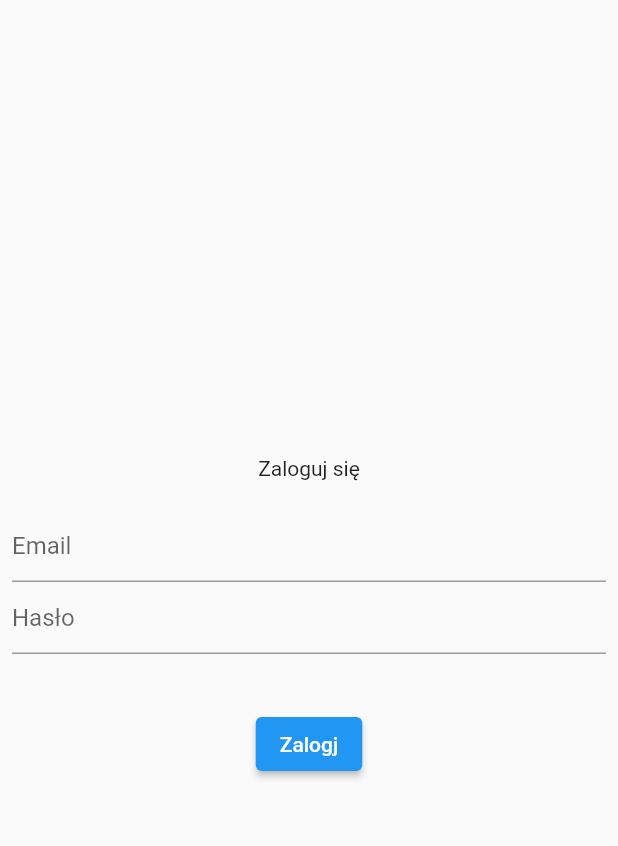
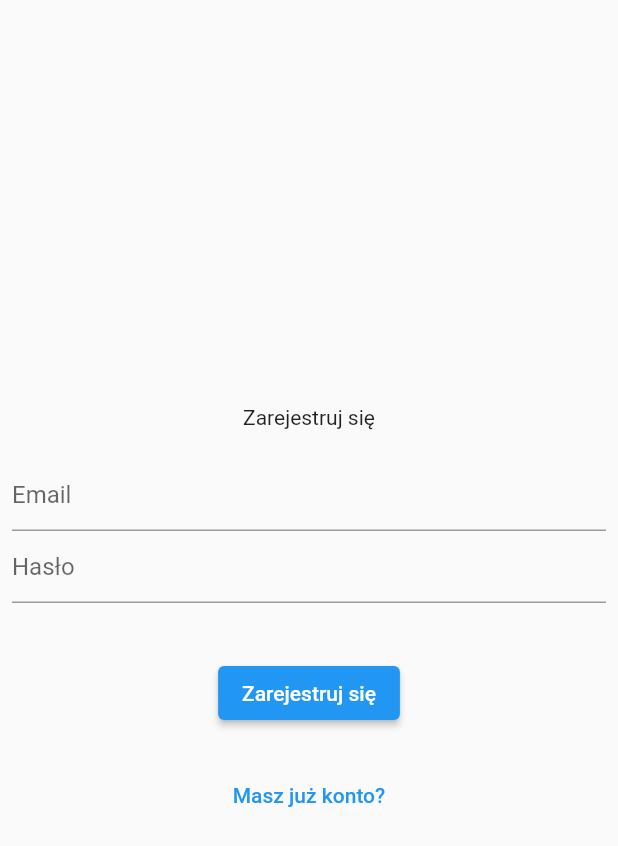
Before and after one commit to chrishawking7281/sekcja4_restaurants, a Flutter app: the screen it shows after launch, on a phone screen of 412 x 824 dp. Shown: the top 846 px of the screen. Run offline on Flutter 3.47's test engine with Material 2 defaults, Android fonts, the phone set to English and light mode, and no system bars; our stand-ins replace firebase_auth, firebase_core; accounts and stored records are empty.

Commit message:
Add registration

```diff
--- a/lib/app/login/login_page.dart
+++ b/lib/app/login/login_page.dart
@@ -15,6 +15,7 @@ class LoginPage extends StatefulWidget {
 
 class _LoginPageState extends State<LoginPage> {
   var errorMessage = '';
+  var isCreatingAccount = false;
 
   @override
   Widget build(BuildContext context) {
@@ -25,7 +26,9 @@ class _LoginPageState extends State<LoginPage> {
           child: Column(
             mainAxisAlignment: MainAxisAlignment.center,
             children: [
-              const Text('Zaloguj się'),
+              Text(isCreatingAccount == true
+                  ? 'Zarejestruj się'
+                  : 'Zaloguj się'),
               const SizedBox(height: 20),
               TextField(
                 controller: widget.emailController,
@@ -40,6 +43,19 @@ class _LoginPageState extends State<LoginPage> {
               const SizedBox(height: 20),
               ElevatedButton(
                 onPressed: () async {
+                  if (isCreatingAccount == true) {
+                    try {
+                      await FirebaseAuth.instance
+                          .createUserWithEmailAndPassword(
+                        email: widget.emailController.text,
+                        password: widget.passwordController.text,
+                      );
+                    } catch (error) {
+                      setState(() {
+                        errorMessage = error.toString();
+                      });
+                    }
+                  } else {
                     try {
                       await FirebaseAuth.instance.signInWithEmailAndPassword(
                         email: widget.emailController.text,
@@ -50,9 +66,32 @@ class _LoginPageState extends State<LoginPage> {
                         errorMessage = error.toString();
                       });
                     }
+                  }
                 },
-                child: const Text('Zalogj'),
+                child: Text(
+                    isCreatingAccount == true ? 'Zarejestruj się' : 'Zaloguj'),
               ),
+              const SizedBox(height: 20),
+              if (isCreatingAccount = false) ...[
+                TextButton(
+                  onPressed: () {
+                    setState(() {
+                      isCreatingAccount = true;
+                    });
+                  },
+                  child: const Text('Utwórz konto'),
+                ),
+              ],
+              if (isCreatingAccount = true) ...[
+                TextButton(
+                  onPressed: () {
+                    setState(() {
+                      isCreatingAccount = false;
+                    });
+                  },
+                  child: const Text('Masz już konto?'),
+                ),
+              ],
             ],
           ),
         ),
```
Lines whose indentation alone changed are shown as unchanged.
